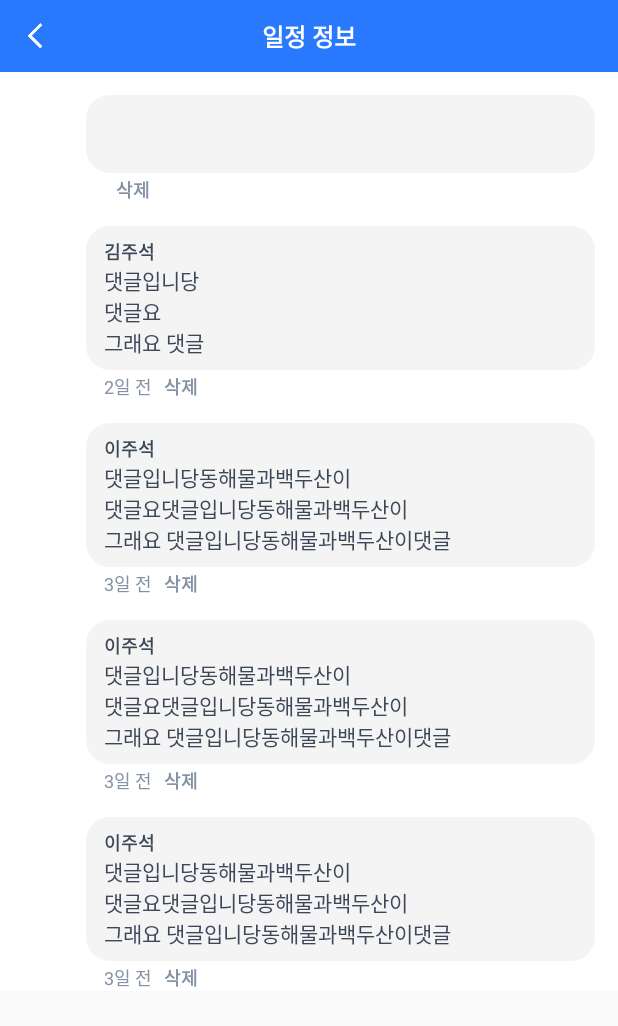
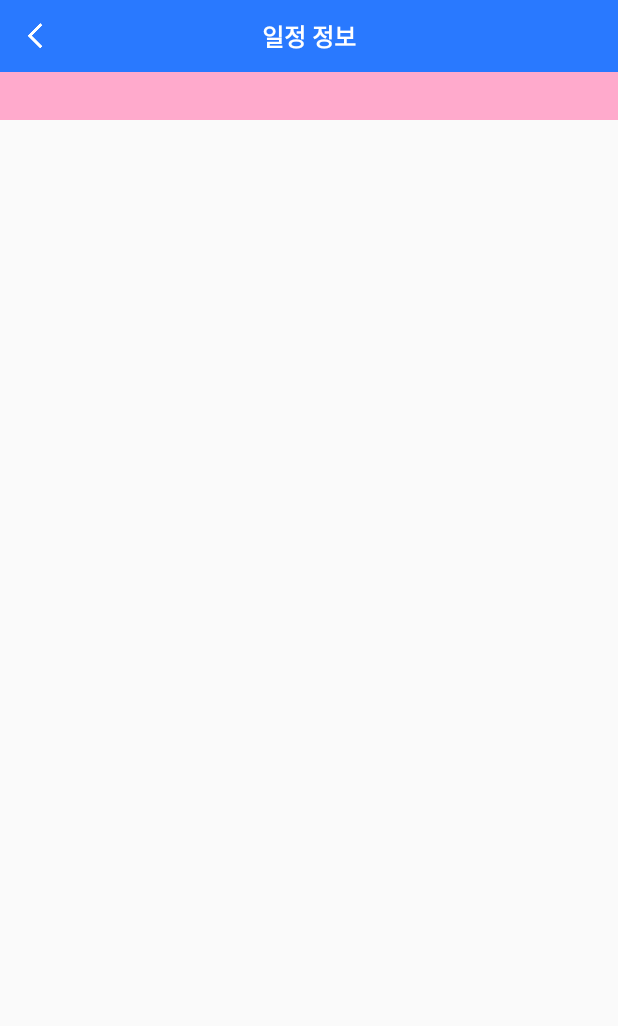
Before and after one commit to DevKwanggoo/plan8-backoffice-android, an Android app: the DetailTaskActivity screen opened directly, with no data from a screen before it, on a phone screen of 412 x 824 dp. Shown: the top 1026 px of the screen. Run offline under Robolectric (Android 15) with nearby library versions, the phone set to English and light mode, and no system bars; our stand-ins replace data binding; libraries missing offline, so code that uses them is left out: com.makeramen.roundedimageview; plain views replace RoundedImageView; 3 statements that could not run were skipped.

Commit message:
Revert "댓글 보기 제작"
This reverts commit 7f7d29bd1ebed8fe47816253c49b4a4cd9f97be2.

```diff
--- a/app/src/main/java/io/plan8/backoffice/activity/DetailTaskActivity.java
+++ b/app/src/main/java/io/plan8/backoffice/activity/DetailTaskActivity.java
@@ -4,7 +4,6 @@ import android.content.Context;
 import android.content.Intent;
 import android.databinding.DataBindingUtil;
 import android.os.Bundle;
-import android.widget.Toast;
 
 import java.util.ArrayList;
 import java.util.List;
@@ -13,7 +12,6 @@ import io.plan8.backoffice.BR;
 import io.plan8.backoffice.R;
 import io.plan8.backoffice.databinding.ActivityDetailTaskBinding;
 import io.plan8.backoffice.model.BaseModel;
-import io.plan8.backoffice.model.item.Comment;
 import io.plan8.backoffice.model.item.TaskItem;
 import io.plan8.backoffice.vm.DetailTaskActivityVM;
 
@@ -32,10 +30,11 @@ public class DetailTaskActivity extends BaseActivity {
         super.onCreate(savedInstanceState);
         List<BaseModel> testData = new ArrayList<>();
         testData.add((TaskItem) getIntent().getSerializableExtra("taskItem"));
-        testData.add(new Comment("김주석", "댓글입니당\n댓글요\n그래요 댓글", "2일 전"));
-        testData.add(new Comment("이주석", "댓글입니당동해물과백두산이\n댓글요댓글입니당동해물과백두산이\n그래요 댓글입니당동해물과백두산이댓글", "3일 전"));
-        testData.add(new Comment("이주석", "댓글입니당동해물과백두산이\n댓글요댓글입니당동해물과백두산이\n그래요 댓글입니당동해물과백두산이댓글", "3일 전"));
-        testData.add(new Comment("이주석", "댓글입니당동해물과백두산이\n댓글요댓글입니당동해물과백두산이\n그래요 댓글입니당동해물과백두산이댓글", "3일 전"));
+//        testData.add(new Comment("김주석", "댓글입니당\n댓글요\n그래요 댓글"));
+//        testData.add(new Comment("이주석", "댓글입니당\n댓글요\n그래요 댓글"));
+//        testData.add(new Comment("김주석", "댓글입니당\n댓글요\n그래요 댓글"));
+//        testData.add(new Comment("이주석", "댓글입니당\n댓글요\n그래요 댓글"));
+//        testData.add(new Comment("김주석", "댓글입니당\n댓글요\n그래요 댓글"));
 
         binding = DataBindingUtil.setContentView(this, R.layout.activity_detail_task);
         vm = new DetailTaskActivityVM(this, savedInstanceState, testData);
@@ -60,9 +59,4 @@ public class DetailTaskActivity extends BaseActivity {
             vm.showBottomSheet();
         }
     }
-
-    public void deleteComment(Comment comment) {
-        //TODO : 코멘트 삭제
-        Toast.makeText(getApplicationContext(), "댓글 삭제", Toast.LENGTH_SHORT).show();
-    }
 }
--- a/app/src/main/java/io/plan8/backoffice/activity/LoginAuthorizationActivity.java
+++ b/app/src/main/java/io/plan8/backoffice/activity/LoginAuthorizationActivity.java
@@ -251,6 +251,40 @@ public class LoginAuthorizationActivity extends BaseActivity implements TextView
     private void nextStep() {
         ViewUtil.getInstance().hideKeyboard(authoEditText);
         progressBar.setVisibility(View.VISIBLE);
+
+        //TODO : 임시용 릴리즈때 제거
+        nextActivity();
+
+
+//        if (RestfulAdapter.instance!!.serviceApi != null) {
+//            RestfulAdapter.instance!!.serviceApi!!.getAuthInfo(intent.getStringExtra("code"), authoEditText!!.text.toString()).enqueue(object : Callback<AuthInfo> {
+//                override fun onFailure(call: Call<AuthInfo>?, t: Throwable?) {
+//                    Toast.makeText(applicationContext, "인증번호를 확인 해주세요.", Toast.LENGTH_SHORT).show()
+//                    progressBar!!.visibility = View.GONE
+//                    onBackPressed()
+//                }
+//
+//                override fun onResponse(call: Call<AuthInfo>?, response: Response<AuthInfo>?) {
+//                    if (response?.body() != null) {
+//                        SharedPreferenceManager(applicationContext).userToken = response.body()!!.token
+//
+//                        RestfulAdapter.instance!!.serviceApi!!.getMe("Bearer " + response.body()!!.token).enqueue(object : Callback<Me> {
+//                            override fun onResponse(call: Call<Me>?, response: Response<Me>?) {
+//                                if (response?.body() != null) {
+//                                    Constants.me = response.body()!!
+//                                            nextActivity()
+//                                }
+//                            }
+//
+//                            override fun onFailure(call: Call<Me>?, t: Throwable?) {
+//                                Toast.makeText(applicationContext, "잠시 후 다시 시도해주세요.", Toast.LENGTH_SHORT).show()
+//                            }
+//
+//                        })
+//                    }
+//                }
+//            })
+//        }
     }
 
     private void nextActivity() {
--- a/app/src/main/java/io/plan8/backoffice/activity/SplashActivity.java
+++ b/app/src/main/java/io/plan8/backoffice/activity/SplashActivity.java
@@ -9,7 +9,6 @@ import android.widget.Toast;
 
 import io.plan8.backoffice.ApplicationManager;
 import io.plan8.backoffice.BR;
-import io.plan8.backoffice.BuildConfig;
 import io.plan8.backoffice.R;
 import io.plan8.backoffice.SharedPreferenceManager;
 import io.plan8.backoffice.adapter.RestfulAdapter;
@@ -34,9 +33,6 @@ public class SplashActivity extends BaseActivity {
         binding.setVariable(BR.vm, vm);
         binding.executePendingBindings();
 
-        if (BuildConfig.DEBUG) {
-            hasTokenStep();
-        } else {
         if (!SharedPreferenceManager.getInstance().getUserToken(getApplicationContext()).equals("")) {
             String token = SharedPreferenceManager.getInstance().getUserToken(getApplicationContext());
 
@@ -64,7 +60,6 @@ public class SplashActivity extends BaseActivity {
             loginStep();
         }
     }
-    }
 
     private void loginStep() {
         binding.splashProgressBarContainer.setVisibility(View.GONE);
--- a/app/src/main/java/io/plan8/backoffice/model/item/Comment.java
+++ b/app/src/main/java/io/plan8/backoffice/model/item/Comment.java
@@ -11,12 +11,10 @@ import io.plan8.backoffice.model.BaseModel;
 public class Comment implements BaseModel {
     @SerializedName("author") String author;
     @SerializedName("comment") String comment;
-    @SerializedName("created") String created;
 
-    public Comment(String author, String comment, String created) {
+    public Comment(String author, String comment) {
         this.author = author;
         this.comment = comment;
-        this.created = created;
     }
 
     public String getAuthor() {
@@ -34,12 +32,4 @@ public class Comment implements BaseModel {
     public void setComment(String comment) {
         this.comment = comment;
     }
-
-    public String getCreated() {
-        return created;
-    }
-
-    public void setCreated(String created) {
-        this.created = created;
-    }
 }
--- a/app/src/main/java/io/plan8/backoffice/vm/item/DetailTaskCommentItemVM.java
+++ b/app/src/main/java/io/plan8/backoffice/vm/item/DetailTaskCommentItemVM.java
@@ -3,9 +3,7 @@ package io.plan8.backoffice.vm.item;
 import android.app.Activity;
 import android.databinding.Bindable;
 import android.os.Bundle;
-import android.view.View;
 
-import io.plan8.backoffice.activity.DetailTaskActivity;
 import io.plan8.backoffice.model.item.Comment;
 import io.plan8.backoffice.vm.ActivityVM;
 
@@ -41,19 +39,4 @@ public class DetailTaskCommentItemVM extends ActivityVM {
         }
         return comment.getComment();
     }
-
-
-    @Bindable
-    public String getCreated() {
-        if (null == comment) {
-            return "";
-        }
-        return comment.getCreated();
-    }
-
-    public void deleteComment(View view) {
-        if (getActivity() instanceof DetailTaskActivity) {
-            ((DetailTaskActivity) getActivity()).deleteComment(comment);
-        }
-    }
 }
--- a/app/src/main/res/drawable/border_history.xml
+++ /dev/null
@@ -1,9 +0,0 @@
-<?xml version="1.0" encoding="UTF-8"?>
-<shape xmlns:android="http://schemas.android.com/apk/res/android">
-    <solid android:color="#f4f4f4"/>
-
-    <corners android:bottomRightRadius="16dp"
-        android:bottomLeftRadius="16dp"
-        android:topLeftRadius="16dp"
-        android:topRightRadius="16dp" />
-</shape>
--- a/app/src/main/res/layout/item_detail_task_comment.xml
+++ b/app/src/main/res/layout/item_detail_task_comment.xml
@@ -13,83 +13,16 @@
     <RelativeLayout
         android:layout_width="match_parent"
         android:layout_height="wrap_content"
-        android:background="#ffffff"
-        android:clickable="true"
-        android:onClick="@{vm::deleteComment}">
+        android:background="#ffaacc">
 
         <com.makeramen.roundedimageview.RoundedImageView
-            android:id="@+id/detailTaskCommentProfileImage"
             android:layout_width="32dp"
             android:layout_height="32dp"
-            android:layout_marginLeft="15dp"
-            android:layout_marginRight="10dp"
-            android:layout_marginTop="15dp"
             android:scaleType="fitCenter"
+            app:riv_border_width="2dip"
+            app:riv_corner_radius="30dp"
             app:riv_oval="true"
             commonViewAdapter:glide="@{vm.imageUrl}" />
 
-        <LinearLayout
-            android:layout_width="match_parent"
-            android:layout_height="wrap_content"
-            android:layout_toRightOf="@+id/detailTaskCommentProfileImage"
-            android:orientation="vertical">
-
-            <RelativeLayout
-                android:layout_width="match_parent"
-                android:layout_height="wrap_content"
-                android:layout_marginRight="15dp"
-                android:layout_marginTop="15dp"
-                android:background="@drawable/border_history">
-
-                <LinearLayout
-                    android:layout_width="wrap_content"
-                    android:layout_height="wrap_content"
-                    android:layout_marginBottom="8dp"
-                    android:layout_marginLeft="12dp"
-                    android:layout_marginRight="12dp"
-                    android:layout_marginTop="8dp"
-                    android:orientation="vertical">
-
-                    <TextView
-                        android:layout_width="wrap_content"
-                        android:layout_height="wrap_content"
-                        android:text="@{vm.author}"
-                        android:textColor="#3c4858"
-                        android:textSize="12dp"
-                        android:textStyle="bold" />
-
-                    <TextView
-                        android:layout_width="wrap_content"
-                        android:layout_height="wrap_content"
-                        android:text="@{vm.comment}"
-                        android:textColor="#3c4858"
-                        android:textSize="14dp" />
-                </LinearLayout>
-            </RelativeLayout>
-
-            <LinearLayout
-                android:layout_width="wrap_content"
-                android:layout_height="wrap_content"
-                android:layout_marginLeft="12dp"
-                android:layout_marginTop="2dp"
-                android:orientation="horizontal">
-
-                <TextView
-                    android:layout_width="wrap_content"
-                    android:layout_height="wrap_content"
-                    android:text="@{vm.created}"
-                    android:textColor="#8492a6"
-                    android:textSize="12dp" />
-
-                <TextView
-                    android:layout_width="wrap_content"
-                    android:layout_height="wrap_content"
-                    android:layout_marginLeft="8dp"
-                    android:text="삭제"
-                    android:textColor="#8492a6"
-                    android:textSize="12dp"
-                    android:textStyle="bold" />
-            </LinearLayout>
-        </LinearLayout>
     </RelativeLayout>
 </layout>
--- a/app/src/main/res/layout/item_detail_task_header.xml
+++ b/app/src/main/res/layout/item_detail_task_header.xml
@@ -13,7 +13,6 @@
     <LinearLayout
         android:layout_width="match_parent"
         android:layout_height="match_parent"
-        android:background="#ffffff"
         android:orientation="vertical">
 
         <RelativeLayout
```
Lines whose indentation alone changed are shown as unchanged.
